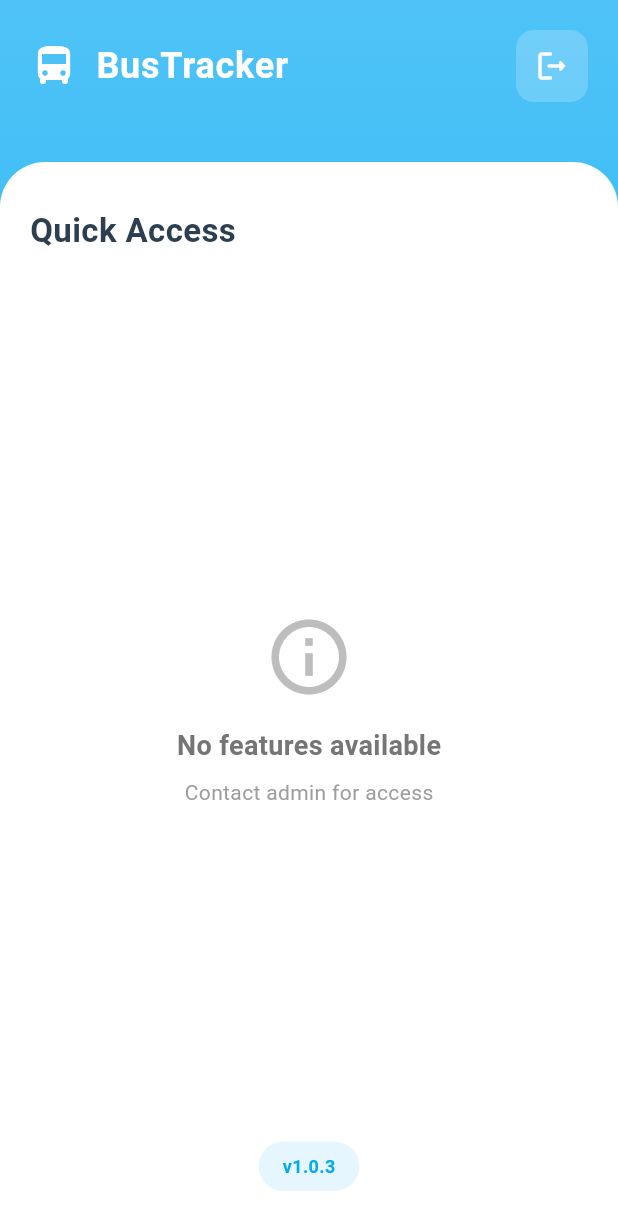
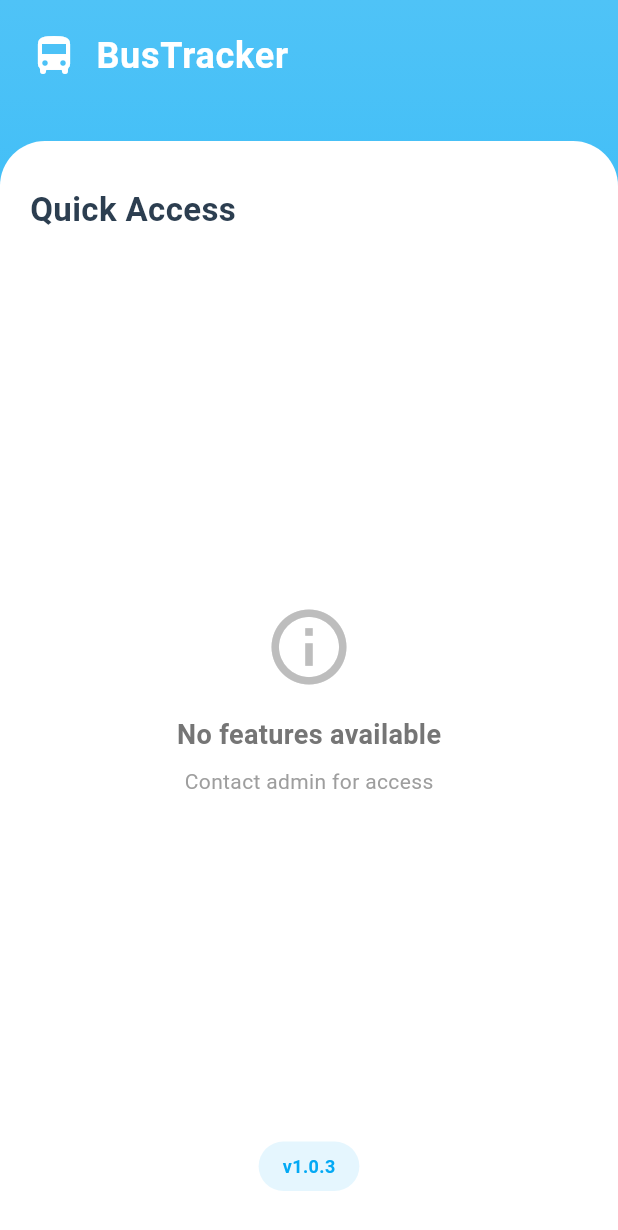
Before and after one commit to yovannychiquiza/tag_mobile, a Flutter app: the WelcomePage screen opened directly, on a phone screen of 412 x 824 dp. Shown: the top 1230 px of the screen. Run offline on Flutter 3.47's test engine with Material 3 defaults, Android fonts, the light colour scheme and no system bars; our stand-ins replace flutter_map, geolocator, latlong2, package_info_plus, permission_handler, shared_preferences; accounts and stored records are empty.

Commit message:
Add logout functionality to navigation drawer and welcome page

```diff
--- a/lib/main.dart
+++ b/lib/main.dart
@@ -256,6 +256,12 @@ class _MainScreenState extends State<MainScreen> {
           drawer: NavigationDrawerWidget(
             navigationItems: _navigationItems,
             onSelectItem: _onSelectItem,
+            onLogout: () async {
+              await _authStore.logout();
+              if (mounted) {
+                Navigator.of(context).pushReplacementNamed('/login');
+              }
+            },
           ),
           body: _screens[_selectedIndex],
         );
--- a/lib/pages/welcome_page.dart
+++ b/lib/pages/welcome_page.dart
@@ -85,12 +85,9 @@ class _WelcomePageState extends State<WelcomePage> with SingleTickerProviderStat
               child: Column(
                 children: [
                   // Modern Header
-                  Padding(
-                    padding: const EdgeInsets.all(20.0),
+                  const Padding(
+                    padding: EdgeInsets.all(20.0),
                     child: Row(
-                      mainAxisAlignment: MainAxisAlignment.spaceBetween,
-                      children: [
-                        const Row(
                       children: [
                         Icon(Icons.directions_bus_rounded, size: 32, color: Colors.white),
                         SizedBox(width: 12),
@@ -101,26 +98,6 @@ class _WelcomePageState extends State<WelcomePage> with SingleTickerProviderStat
                             fontSize: 24,
                             color: Colors.white,
                             letterSpacing: 0.5,
-                              ),
-                            ),
-                          ],
-                        ),
-                        // Logout button
-                        Container(
-                          decoration: BoxDecoration(
-                            color: Colors.white.withAlpha(51),
-                            borderRadius: BorderRadius.circular(12),
-                          ),
-                          child: IconButton(
-                            onPressed: () async {
-                              final authStore = AuthStore();
-                              await authStore.logout();
-                              if (context.mounted) {
-                                Navigator.of(context).pushReplacementNamed('/login');
-                              }
-                            },
-                            icon: const Icon(Icons.logout_rounded, color: Colors.white),
-                            tooltip: 'Logout',
                           ),
                         ),
                       ],
```
Also changed, not shown: lib/widgets/navigation_drawer.dart (+8 -0 lines). Lines whose indentation alone changed are shown as unchanged.
